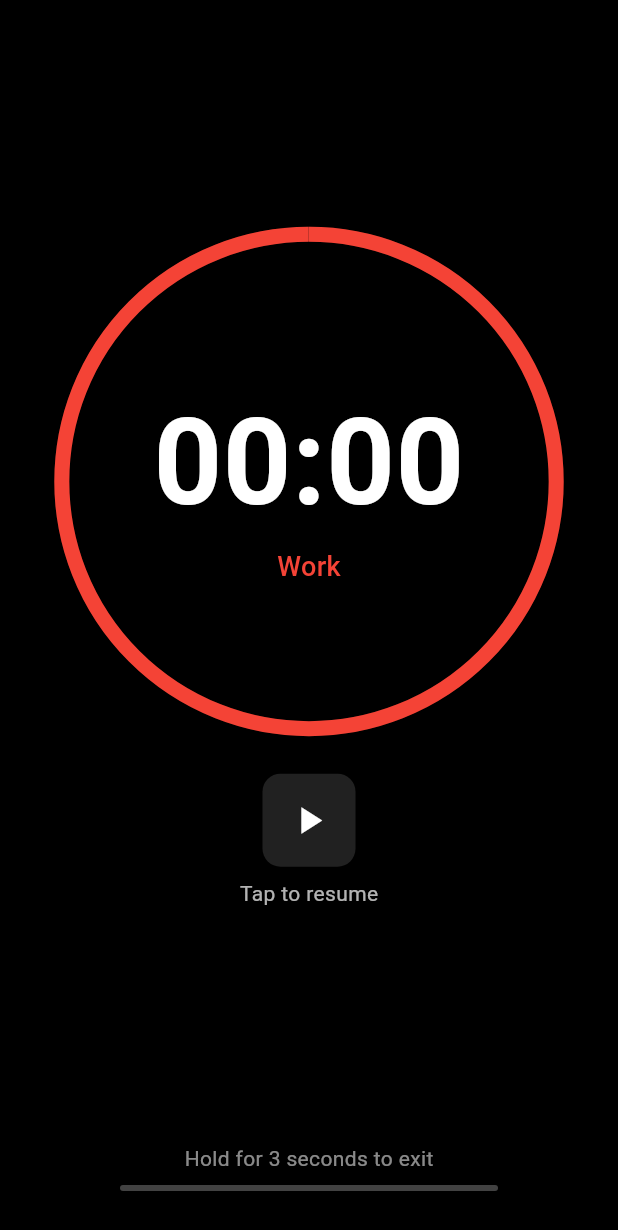
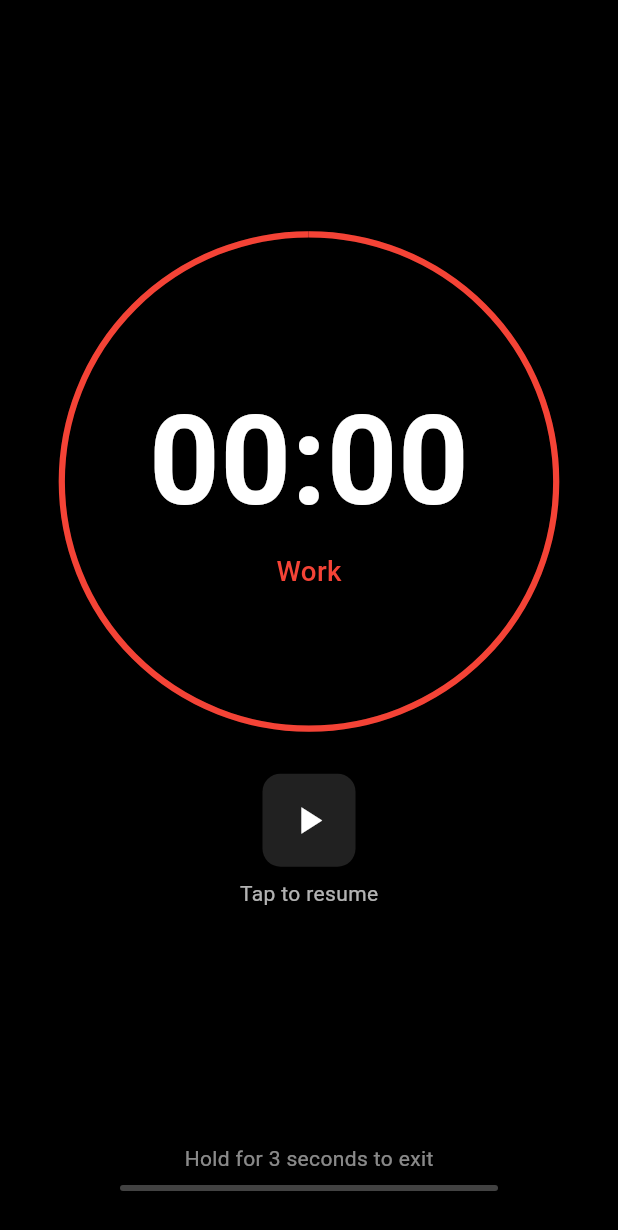
Before and after one commit to Yogesh070/tomato, a Flutter app: the FullScreenTimer screen opened directly with empty values, on a phone screen of 412 x 824 dp. Shown: the top 1230 px of the screen. Run offline on Flutter 3.47's test engine with Material 3 defaults, Android fonts, the phone set to English and light mode, and no system bars; our stand-ins replace flutter_riverpod, freezed_annotation, riverpod_annotation; generated files the repository leaves out were written again; statements that could not run were skipped.

Commit message:
fix: responsive issue for large screen

```diff
--- a/lib/screens/fullscreen.dart
+++ b/lib/screens/fullscreen.dart
@@ -164,6 +164,8 @@ class _FullScreenTimerState extends State<FullScreenTimer>
     final timerProgress = widget.secondsRemaining / widget.totalSeconds;
     final screenSize = MediaQuery.of(context).size;
 
+    final timerSize = _calculateResponsiveTimerSize(screenSize);
+
     return GestureDetector(
       onLongPressStart: (_) => _startHold(),
       onLongPressEnd: (_) => _cancelHold(),
@@ -186,11 +188,11 @@ class _FullScreenTimerState extends State<FullScreenTimer>
                 alignment: Alignment.center,
                 children: [
                   SizedBox(
-                    width: screenSize.width * 0.8,
-                    height: screenSize.width * 0.8,
+                    width: timerSize,
+                    height: timerSize,
                     child: CircularProgressIndicator(
                       value: 1 - timerProgress,
-                      strokeWidth: 10,
+                      strokeWidth: timerSize * 0.0125,
                       backgroundColor: modeColor.withValues(alpha: 0.2),
                       valueColor: AlwaysStoppedAnimation<Color>(modeColor),
                     ),
@@ -202,8 +204,8 @@ class _FullScreenTimerState extends State<FullScreenTimer>
                     children: [
                       Text(
                         _formatTime(widget.secondsRemaining),
-                        style: const TextStyle(
-                          fontSize: 80,
+                        style: TextStyle(
+                          fontSize: timerSize * 0.25,
                           fontWeight: FontWeight.bold,
                           color: Colors.white,
                         ),
@@ -211,7 +213,7 @@ class _FullScreenTimerState extends State<FullScreenTimer>
                       Text(
                         _getModeText(widget.mode),
                         style: TextStyle(
-                          fontSize: 18,
+                          fontSize: timerSize * 0.056,
                           color: modeColor,
                           fontWeight: FontWeight.w500,
                         ),
@@ -285,8 +287,7 @@ class _FullScreenTimerState extends State<FullScreenTimer>
                                 duration: const Duration(milliseconds: 100),
                                 height: 4,
                                 width:
-                                    MediaQuery.of(context).size.width *
-                                    0.8 *
+                                    (MediaQuery.of(context).size.width - 160) *
                                     _holdProgress,
                                 color: modeColor,
                               ),
@@ -303,4 +304,18 @@ class _FullScreenTimerState extends State<FullScreenTimer>
       ),
     );
   }
+
+  double _calculateResponsiveTimerSize(Size screenSize) {
+    final smallerDimension =
+        screenSize.width < screenSize.height
+            ? screenSize.width
+            : screenSize.height;
+
+    // On small to medium screens, use 80% of the smaller dimension
+    double baseSize = smallerDimension * 0.8;
+
+    final maxSize = 400.0;
+
+    return baseSize > maxSize ? maxSize : baseSize;
+  }
 }
```
